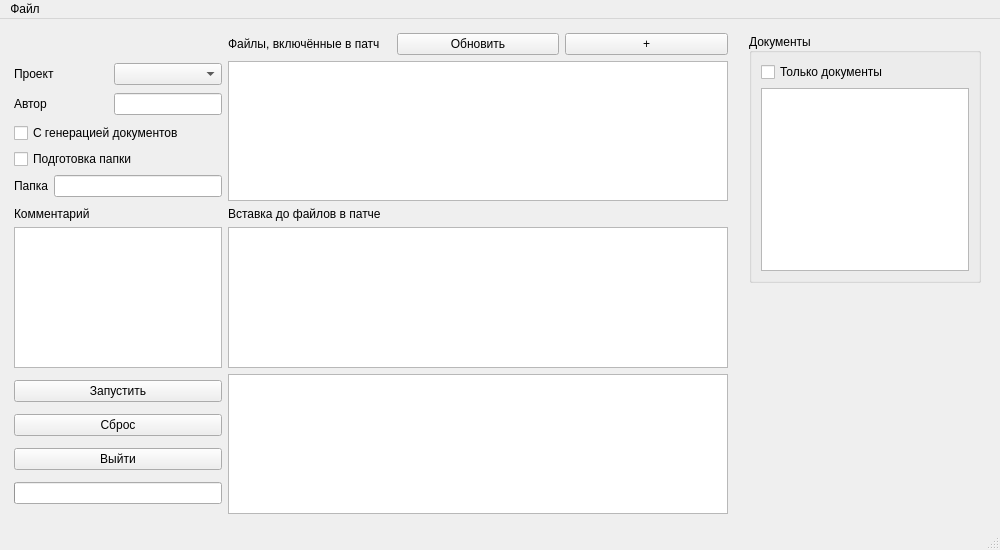
Alex1OPS/apatcher, file mainwindow.ui: the form before one commit.
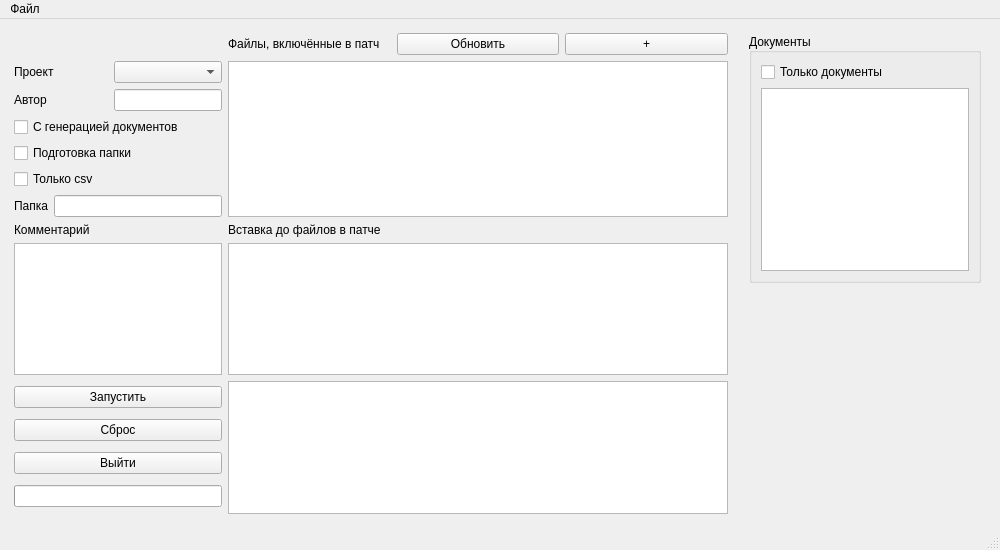
The form after the commit.

The edit to the form file:
```diff
--- a/mainwindow.ui
+++ b/mainwindow.ui
@@ -86,31 +86,38 @@
         </item>
         <item row="2" column="0" colspan="2">
          <layout class="QGridLayout" name="gridLayout">
-          <item row="2" column="1">
-           <widget class="QLineEdit" name="lineDirToPass">
+             <item row="0" column="0" colspan="2">
+                 <widget class="QCheckBox" name="checkBoxWithFiles">
             <property name="text">
-             <string extracomment="Папка для передачи"/>
+                <string>С генерацией документов</string>
             </property>
            </widget>
           </item>
-          <item row="2" column="0">
+             <item row="3" column="0">
            <widget class="QLabel" name="label_6">
             <property name="text">
              <string>Папка</string>
             </property>
            </widget>
           </item>
-          <item row="0" column="0" colspan="2">
-           <widget class="QCheckBox" name="checkBoxWithFiles">
+             <item row="1" column="0" colspan="2">
+                 <widget class="QCheckBox" name="checkBoxPrepareCustomer">
             <property name="text">
-             <string>С генерацией документов</string>
+                <string>Подготовка папки</string>
             </property>
            </widget>
           </item>
-          <item row="1" column="0" colspan="2">
-           <widget class="QCheckBox" name="checkBoxPrepareCustomer">
+             <item row="3" column="1">
+                 <widget class="QLineEdit" name="lineDirToPass">
             <property name="text">
-             <string>Подготовка папки</string>
+                <string extracomment="Папка для передачи"/>
+            </property>
+                 </widget>
+             </item>
+             <item row="2" column="0" colspan="2">
+                 <widget class="QCheckBox" name="checkBoxOnlyCsv">
+                     <property name="text">
+                         <string>Только csv</string>
             </property>
            </widget>
           </item>
```
